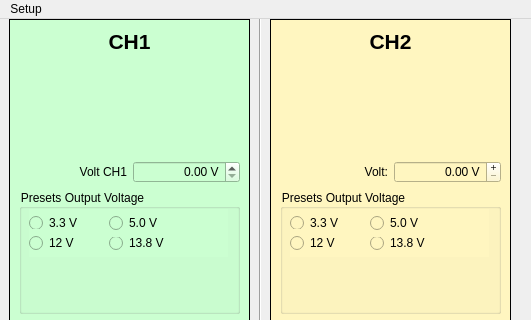
Above: mainwindow.ui from ZTL-Space/Siglent3303 before the change; both pictures show x 0 to 531 and y 0 to 320 of the 531 by 553 pixel window. Below: the same form after it.
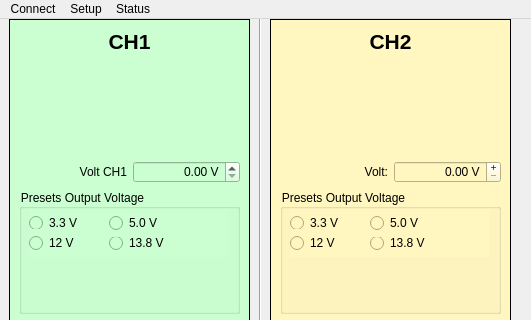
That is the form after the change.

Commit message: Setup dialog added

What changed in the file:
```diff
--- a/mainwindow.ui
+++ b/mainwindow.ui
@@ -572,7 +572,12 @@
      <height>30</height>
     </rect>
    </property>
-   <widget class="QMenu" name="menuSetup">
+   <widget class="QMenu" name="menuConnect">
+    <property name="title">
+     <string>Connect</string>
+    </property>
+   </widget>
+   <widget class="QMenu" name="menuStatus">
     <property name="title">
      <string>Setup</string>
     </property>
@@ -581,7 +586,14 @@
     <addaction name="separator"/>
     <addaction name="actionStatus"/>
    </widget>
-   <addaction name="menuSetup"/>
+   <widget class="QMenu" name="menuStatus_2">
+    <property name="title">
+     <string>Status</string>
+    </property>
+   </widget>
+   <addaction name="menuConnect"/>
+   <addaction name="menuStatus"/>
+   <addaction name="menuStatus_2"/>
   </widget>
   <widget class="QStatusBar" name="statusbar"/>
   <action name="actionIP_Address">
```
Left out of the diff: 19 changed lines with no effect on the pictures. The commit also changes 6 other files.
